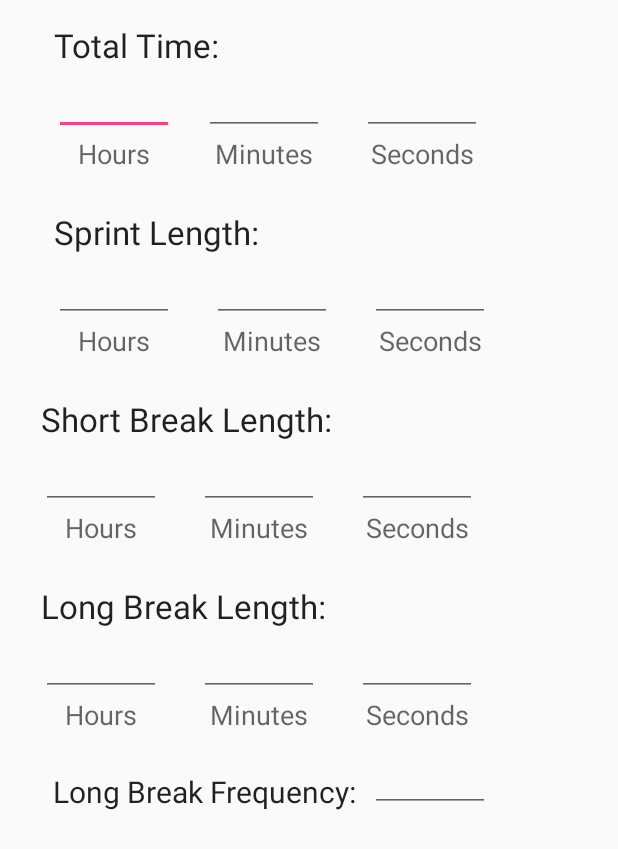
After one commit to kushalk25/ergo-efficiency-timer, an Android app: the layout edit_page.xml on its own in the app's theme, with its tools: preview values and no code run, on a phone screen of 412 x 824 dp. The commit adds this screen. Shown: the top 849 px of the screen. Run offline under Robolectric (Android 15) with nearby library versions, the phone set to English and light mode, and no system bars.

Commit message:
added edit_page layout and EditPage object to handle editing the timer

```diff
--- /dev/null
+++ b/src/main/java/com/example/owner/ergoefficiencytimer/EditPage.java
@@ -0,0 +1,31 @@
+package com.example.owner.ergoefficiencytimer;
+
+import android.app.Activity;
+import android.widget.EditText;
+
+/**
+ * Created by owner on 4/30/2016.
+ */
+public class EditPage {
+
+    Timer timer;
+    Activity activity;
+
+    EditPage(Activity _activity, Timer t){
+        this.timer = t;
+        this.activity = _activity;
+
+    }
+
+    public void loadTimerValues(){
+        Time totalTime = this.timer.getTotalTime();
+
+        EditText totalTimeHoursView = (EditText) this.activity.findViewById(R.id.totalHours);
+        totalTimeHoursView.setText(""+totalTime.getHour());
+        EditText totalTimeMinutesView = (EditText) this.activity.findViewById(R.id.totalMinutes);
+        totalTimeMinutesView.setText(""+totalTime.getMinute());
+        EditText totalTimeSecondsView = (EditText) this.activity.findViewById(R.id.totalSeconds);
+        totalTimeSecondsView.setText(""+totalTime.getSecond());
+
+    }
+}
--- a/src/main/java/com/example/owner/ergoefficiencytimer/MainActivity.java
+++ b/src/main/java/com/example/owner/ergoefficiencytimer/MainActivity.java
@@ -1,5 +1,6 @@
 package com.example.owner.ergoefficiencytimer;
 
+import android.graphics.Typeface;
 import android.os.Bundle;
 import android.os.Handler;
 import android.support.design.widget.FloatingActionButton;
@@ -11,14 +12,17 @@ import android.util.Log;
 import android.view.View;
 import android.view.Menu;
 import android.view.MenuItem;
+import android.widget.Button;
 import android.widget.CompoundButton;
 import android.widget.EditText;
+import android.widget.ImageView;
 import android.widget.Toast;
 import android.widget.ToggleButton;
 
 public class MainActivity extends AppCompatActivity implements CompoundButton.OnCheckedChangeListener {
 
     Timer myTimer;
+    EditPage editPage;
 
   //  boolean timerOn = false;
  //   long timeRemaining = 0;
@@ -52,6 +56,8 @@ public class MainActivity extends AppCompatActivity implements CompoundButton.On
     protected void onCreate(Bundle savedInstanceState) {
         super.onCreate(savedInstanceState);
         setContentView(R.layout.activity_main);
+
+        /*
         Toolbar toolbar = (Toolbar) findViewById(R.id.toolbar);
         setSupportActionBar(toolbar);
 
@@ -63,6 +69,7 @@ public class MainActivity extends AppCompatActivity implements CompoundButton.On
                         .setAction("Action", null).show();
             }
         });
+        */
 
         toggleButton = (ToggleButton) findViewById(R.id.timerToggle);
         toggleButton.setOnCheckedChangeListener(this);
@@ -71,6 +78,23 @@ public class MainActivity extends AppCompatActivity implements CompoundButton.On
 
 
 
+    }
+
+    public void navigationButtonOnClick(View v) {
+    //    Typeface limeLightTypeFace = Typeface.createFromAsset(getAssets(), "limelight.ttf");
+        Button button = (Button) v;
+
+        setContentView(R.layout.edit_page);
+
+        EditPage ep = new EditPage(this, myTimer);
+        ep.loadTimerValues();
+
+    }
+
+
+    @Override
+    public void onBackPressed() {
+        setContentView(R.layout.activity_main);
     }
 
     @Override
--- a/src/main/java/com/example/owner/ergoefficiencytimer/Timer.java
+++ b/src/main/java/com/example/owner/ergoefficiencytimer/Timer.java
@@ -339,9 +339,9 @@ public class Timer {
 
     public void toggleTimer(boolean isChecked){
         if(isChecked){
-            EditText timeText = (EditText) activity.findViewById(R.id.timeText);
-
-            int time = Integer.parseInt(timeText.getText().toString());
+  //          EditText timeText = (EditText) activity.findViewById(R.id.timeText);
+//
+         //   int time = Integer.parseInt(timeText.getText().toString());
        //     this.setOverallTimeRemaining(time);
 
             Toast.makeText(activity, "ON", Toast.LENGTH_SHORT).show();
@@ -356,4 +356,8 @@ public class Timer {
             timerOn = false;
         }
     }
+
+    public Time getTotalTime() {
+        return this.totalTime;
+    }
 }
--- a/src/main/res/layout/content_main.xml
+++ b/src/main/res/layout/content_main.xml
@@ -29,21 +29,12 @@
         android:layout_height="wrap_content"
         android:text="start Timer"
         android:id="@+id/timerToggle"
-        android:layout_marginBottom="141dp"
-        android:layout_alignParentBottom="true"
-        android:layout_centerHorizontal="true" />
-
-    <EditText
-        android:layout_width="wrap_content"
-        android:layout_height="wrap_content"
-        android:inputType="time"
-        android:ems="10"
-        android:id="@+id/timeText"
-        android:text="500"
-        android:gravity="center"
-        android:layout_alignTop="@+id/timerToggle"
-        android:layout_centerHorizontal="true"
-        android:layout_marginTop="52dp" />
+        android:layout_below="@+id/textView2"
+        android:layout_alignParentLeft="true"
+        android:layout_alignParentStart="true"
+        android:layout_marginLeft="54dp"
+        android:layout_marginStart="54dp"
+        android:layout_marginTop="72dp" />
 
     <TextView
         android:layout_width="wrap_content"
@@ -63,10 +54,8 @@
         android:text="Total Time Left:"
         android:id="@+id/textView2"
         android:layout_centerVertical="true"
-        android:layout_alignRight="@+id/timerToggle"
-        android:layout_alignEnd="@+id/timerToggle"
-        android:layout_marginRight="31dp"
-        android:layout_marginEnd="31dp" />
+        android:layout_alignLeft="@+id/timerToggle"
+        android:layout_alignStart="@+id/timerToggle" />
 
     <TextView
         android:layout_width="wrap_content"
@@ -75,7 +64,17 @@
         android:text="0:00:00"
         android:id="@+id/totalTimeView"
         android:layout_alignTop="@+id/textView2"
-        android:layout_toRightOf="@+id/textView2"
-        android:layout_toEndOf="@+id/textView2" />
+        android:layout_toRightOf="@+id/currentTimeView"
+        android:layout_toEndOf="@+id/currentTimeView" />
+
+    <Button
+        android:layout_width="wrap_content"
+        android:layout_height="wrap_content"
+        android:text="Edit Timer"
+        android:id="@+id/editButton"
+        android:layout_alignTop="@+id/timerToggle"
+        android:layout_alignRight="@+id/totalTimeView"
+        android:layout_alignEnd="@+id/totalTimeView"
+        android:onClick="navigationButtonOnClick" />
 
 </RelativeLayout>
--- /dev/null
+++ b/src/main/res/layout/edit_page.xml
@@ -0,0 +1,333 @@
+<?xml version="1.0" encoding="utf-8"?>
+<RelativeLayout xmlns:android="http://schemas.android.com/apk/res/android"
+    android:layout_width="match_parent" android:layout_height="match_parent">
+
+    <TextView
+        android:layout_width="wrap_content"
+        android:layout_height="wrap_content"
+        android:textAppearance="?android:attr/textAppearanceLarge"
+        android:text="Total Time:"
+        android:id="@+id/textView"
+        android:layout_marginLeft="36dp"
+        android:layout_marginStart="36dp"
+        android:layout_alignParentTop="true"
+        android:layout_alignParentLeft="true"
+        android:layout_alignParentStart="true"
+        android:layout_marginTop="15dp" />
+
+    <EditText
+        android:layout_width="80dp"
+        android:layout_height="wrap_content"
+        android:inputType="number"
+        android:ems="10"
+        android:id="@+id/totalHours"
+        android:layout_below="@+id/textView"
+        android:layout_alignLeft="@+id/textView"
+        android:layout_alignStart="@+id/textView" />
+
+    <EditText
+        android:layout_width="80dp"
+        android:layout_height="wrap_content"
+        android:inputType="time"
+        android:ems="10"
+        android:id="@+id/totalMinutes"
+        android:layout_alignBottom="@+id/totalHours"
+        android:layout_toRightOf="@+id/totalHours"
+        android:layout_toEndOf="@+id/totalHours"
+        android:layout_marginLeft="20dp" />
+
+    <EditText
+        android:layout_width="80dp"
+        android:layout_height="wrap_content"
+        android:inputType="number"
+        android:ems="10"
+        android:id="@+id/totalSeconds"
+        android:layout_alignBottom="@+id/totalMinutes"
+        android:layout_toRightOf="@+id/totalMinutes"
+        android:layout_toEndOf="@+id/totalMinutes"
+        android:layout_marginLeft="25dp" />
+
+    <TextView
+        android:layout_width="80dp"
+        android:layout_height="wrap_content"
+        android:textAppearance="?android:attr/textAppearanceMedium"
+        android:text="Hours"
+        android:id="@+id/textView3"
+        android:layout_below="@+id/totalHours"
+        android:layout_alignLeft="@+id/totalHours"
+        android:layout_alignStart="@+id/totalHours"
+        android:gravity="center_horizontal" />
+
+    <TextView
+        android:layout_width="80dp"
+        android:layout_height="wrap_content"
+        android:textAppearance="?android:attr/textAppearanceMedium"
+        android:text="Minutes"
+        android:id="@+id/textView4"
+        android:gravity="center_horizontal"
+        android:layout_alignTop="@+id/textView3"
+        android:layout_alignLeft="@+id/totalMinutes"
+        android:layout_alignStart="@+id/totalMinutes" />
+
+    <TextView
+        android:layout_width="80dp"
+        android:layout_height="wrap_content"
+        android:textAppearance="?android:attr/textAppearanceMedium"
+        android:text="Seconds"
+        android:id="@+id/textView5"
+        android:gravity="center_horizontal"
+        android:layout_alignTop="@+id/textView4"
+        android:layout_alignLeft="@+id/totalSeconds"
+        android:layout_alignStart="@+id/totalSeconds" />
+
+    <TextView
+        android:layout_width="wrap_content"
+        android:layout_height="wrap_content"
+        android:textAppearance="?android:attr/textAppearanceLarge"
+        android:text="Sprint Length:"
+        android:id="@+id/textView6"
+        android:layout_below="@+id/textView3"
+        android:layout_alignLeft="@+id/textView3"
+        android:layout_alignStart="@+id/textView3"
+        android:layout_marginTop="25dp" />
+
+    <EditText
+        android:layout_width="80dp"
+        android:layout_height="wrap_content"
+        android:inputType="number"
+        android:ems="10"
+        android:id="@+id/sprintHours"
+        android:layout_below="@+id/textView6"
+        android:layout_alignLeft="@+id/textView6"
+        android:layout_alignStart="@+id/textView6" />
+
+    <EditText
+        android:layout_width="80dp"
+        android:layout_height="wrap_content"
+        android:inputType="time"
+        android:ems="10"
+        android:id="@+id/sprintMinutes"
+        android:layout_alignTop="@+id/sprintHours"
+        android:layout_toRightOf="@+id/sprintHours"
+        android:layout_toEndOf="@+id/sprintHours"
+        android:layout_marginLeft="25dp" />
+
+    <EditText
+        android:layout_width="80dp"
+        android:layout_height="wrap_content"
+        android:inputType="number"
+        android:ems="10"
+        android:id="@+id/sprintSeconds"
+        android:layout_alignTop="@+id/sprintMinutes"
+        android:layout_toRightOf="@+id/sprintMinutes"
+        android:layout_toEndOf="@+id/sprintMinutes"
+        android:layout_marginLeft="25dp" />
+
+    <TextView
+        android:layout_width="80dp"
+        android:layout_height="wrap_content"
+        android:textAppearance="?android:attr/textAppearanceMedium"
+        android:text="Hours"
+        android:id="@+id/textView7"
+        android:gravity="center_horizontal"
+        android:layout_below="@+id/sprintHours"
+        android:layout_alignLeft="@+id/sprintHours"
+        android:layout_alignStart="@+id/sprintHours" />
+
+    <TextView
+        android:layout_width="80dp"
+        android:layout_height="wrap_content"
+        android:textAppearance="?android:attr/textAppearanceMedium"
+        android:text="Minutes"
+        android:id="@+id/textView8"
+        android:gravity="center_horizontal"
+        android:layout_alignTop="@+id/textView7"
+        android:layout_alignLeft="@+id/sprintMinutes"
+        android:layout_alignStart="@+id/sprintMinutes" />
+
+    <TextView
+        android:layout_width="80dp"
+        android:layout_height="wrap_content"
+        android:textAppearance="?android:attr/textAppearanceMedium"
+        android:text="Seconds"
+        android:id="@+id/textView9"
+        android:gravity="center_horizontal"
+        android:layout_alignTop="@+id/textView8"
+        android:layout_alignLeft="@+id/sprintSeconds"
+        android:layout_alignStart="@+id/sprintSeconds" />
+
+    <TextView
+        android:layout_width="wrap_content"
+        android:layout_height="wrap_content"
+        android:textAppearance="?android:attr/textAppearanceLarge"
+        android:text="Short Break Length:"
+        android:id="@+id/textView10"
+        android:layout_below="@+id/textView7"
+        android:layout_alignRight="@+id/textView8"
+        android:layout_alignEnd="@+id/textView8"
+        android:layout_marginTop="25dp" />
+
+    <EditText
+        android:layout_width="80dp"
+        android:layout_height="wrap_content"
+        android:inputType="number"
+        android:ems="10"
+        android:id="@+id/shortHours"
+        android:layout_below="@+id/textView10"
+        android:layout_alignLeft="@+id/textView10"
+        android:layout_alignStart="@+id/textView10" />
+
+    <EditText
+        android:layout_width="80dp"
+        android:layout_height="wrap_content"
+        android:inputType="time"
+        android:ems="10"
+        android:id="@+id/shortMinutes"
+        android:layout_below="@+id/textView10"
+        android:layout_toRightOf="@+id/shortHours"
+        android:layout_toEndOf="@+id/shortHours"
+        android:layout_marginLeft="25dp" />
+
+    <EditText
+        android:layout_width="80dp"
+        android:layout_height="wrap_content"
+        android:inputType="number"
+        android:ems="10"
+        android:id="@+id/shortSeconds"
+        android:layout_alignTop="@+id/shortMinutes"
+        android:layout_toRightOf="@+id/shortMinutes"
+        android:layout_toEndOf="@+id/shortMinutes"
+        android:layout_marginLeft="25dp" />
+
+    <TextView
+        android:layout_width="80dp"
+        android:layout_height="wrap_content"
+        android:textAppearance="?android:attr/textAppearanceMedium"
+        android:text="Hours"
+        android:id="@+id/textView11"
+        android:gravity="center_horizontal"
+        android:layout_below="@+id/shortHours"
+        android:layout_alignLeft="@+id/shortHours"
+        android:layout_alignStart="@+id/shortHours" />
+
+    <TextView
+        android:layout_width="80dp"
+        android:layout_height="wrap_content"
+        android:textAppearance="?android:attr/textAppearanceMedium"
+        android:text="Minutes"
+        android:id="@+id/textView12"
+        android:gravity="center_horizontal"
+        android:layout_below="@+id/shortMinutes"
+        android:layout_alignLeft="@+id/shortMinutes"
+        android:layout_alignStart="@+id/shortMinutes" />
+
+    <TextView
+        android:layout_width="80dp"
+        android:layout_height="wrap_content"
+        android:textAppearance="?android:attr/textAppearanceMedium"
+        android:text="Seconds"
+        android:id="@+id/textView13"
+        android:gravity="center_horizontal"
+        android:layout_below="@+id/shortSeconds"
+        android:layout_alignLeft="@+id/shortSeconds"
+        android:layout_alignStart="@+id/shortSeconds" />
+
+    <TextView
+        android:layout_width="wrap_content"
+        android:layout_height="wrap_content"
+        android:textAppearance="?android:attr/textAppearanceLarge"
+        android:text="Long Break Length:"
+        android:id="@+id/textView14"
+        android:layout_below="@+id/textView11"
+        android:layout_alignLeft="@+id/textView11"
+        android:layout_alignStart="@+id/textView11"
+        android:layout_marginTop="25dp" />
+
+    <EditText
+        android:layout_width="80dp"
+        android:layout_height="wrap_content"
+        android:inputType="number"
+        android:ems="10"
+        android:id="@+id/longHours"
+        android:layout_below="@+id/textView14"
+        android:layout_alignLeft="@+id/textView14"
+        android:layout_alignStart="@+id/textView14" />
+
+    <EditText
+        android:layout_width="80dp"
+        android:layout_height="wrap_content"
+        android:inputType="time"
+        android:ems="10"
+        android:id="@+id/longMinutes"
+        android:layout_alignTop="@+id/longHours"
+        android:layout_toRightOf="@+id/longHours"
+        android:layout_toEndOf="@+id/longHours"
+        android:layout_marginLeft="25dp" />
+
+    <EditText
+        android:layout_width="80dp"
+        android:layout_height="wrap_content"
+        android:inputType="number"
+        android:ems="10"
+        android:id="@+id/longSeconds"
+        android:layout_alignTop="@+id/longMinutes"
+        android:layout_toRightOf="@+id/longMinutes"
+        android:layout_toEndOf="@+id/longMinutes"
+        android:layout_marginLeft="25dp" />
+
+    <TextView
+        android:layout_width="80dp"
+        android:layout_height="wrap_content"
+        android:textAppearance="?android:attr/textAppearanceMedium"
+        android:text="Hours"
+        android:id="@+id/textView15"
+        android:gravity="center_horizontal"
+        android:layout_below="@+id/longHours"
+        android:layout_alignLeft="@+id/longHours"
+        android:layout_alignStart="@+id/longHours" />
+
+    <TextView
+        android:layout_width="80dp"
+        android:layout_height="wrap_content"
+        android:textAppearance="?android:attr/textAppearanceMedium"
+        android:text="Minutes"
+        android:id="@+id/textView16"
+        android:gravity="center_horizontal"
+        android:layout_below="@+id/longMinutes"
+        android:layout_alignLeft="@+id/longMinutes"
+        android:layout_alignStart="@+id/longMinutes" />
+
+    <TextView
+        android:layout_width="80dp"
+        android:layout_height="wrap_content"
+        android:textAppearance="?android:attr/textAppearanceMedium"
+        android:text="Seconds"
+        android:id="@+id/textView17"
+        android:gravity="center_horizontal"
+        android:layout_below="@+id/longSeconds"
+        android:layout_alignLeft="@+id/longSeconds"
+        android:layout_alignStart="@+id/longSeconds" />
+
+    <TextView
+        android:layout_width="wrap_content"
+        android:layout_height="wrap_content"
+        android:textAppearance="?android:attr/textAppearanceLarge"
+        android:text="Long Break Frequency:"
+        android:id="@+id/textView18"
+        android:textSize="20dp"
+        android:layout_below="@+id/textView15"
+        android:layout_toLeftOf="@+id/textView17"
+        android:layout_toStartOf="@+id/textView17"
+        android:layout_marginTop="25dp" />
+
+    <EditText
+        android:layout_width="80dp"
+        android:layout_height="wrap_content"
+        android:inputType="number"
+        android:ems="10"
+        android:id="@+id/longFrequency"
+        android:layout_alignTop="@+id/textView18"
+        android:layout_alignLeft="@+id/textView9"
+        android:layout_alignStart="@+id/textView9"
+        android:layout_alignBottom="@+id/textView18" />
+</RelativeLayout>
```
